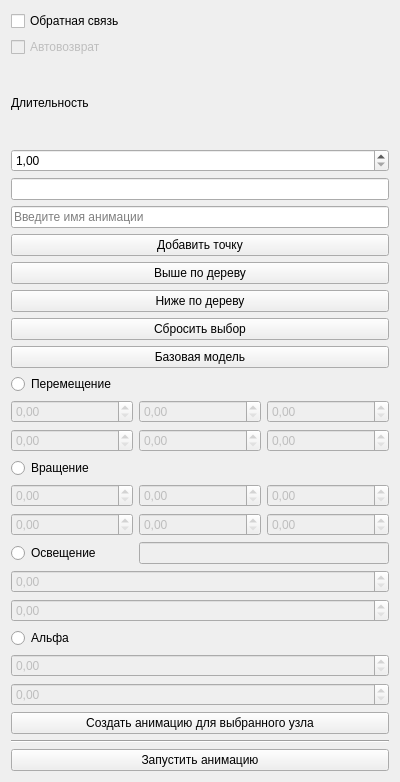
The window that RRSConv/src/IntersectionHandler.ui (asafran/RouteEditor) describes before a commit, drawn with Qt 5.
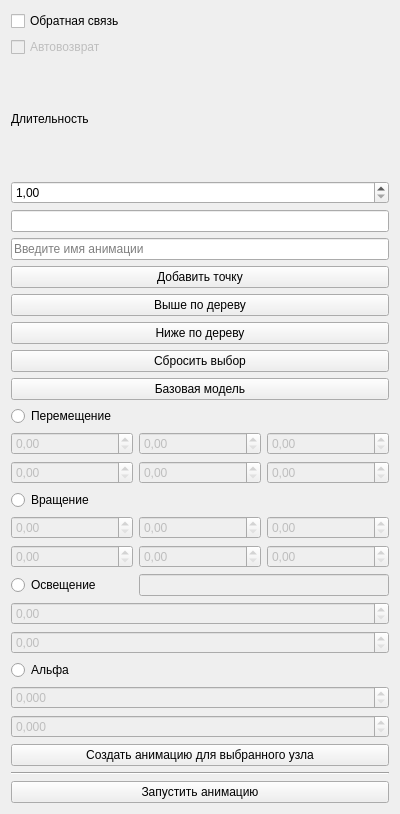
The same window after the commit.

What changed in the file:
```diff
--- a/RRSConv/src/IntersectionHandler.ui
+++ b/RRSConv/src/IntersectionHandler.ui
@@ -7,7 +7,7 @@
     <x>0</x>
     <y>0</y>
     <width>400</width>
-    <height>782</height>
+    <height>814</height>
    </rect>
   </property>
   <property name="windowTitle">
@@ -215,6 +215,15 @@
        <property name="enabled">
         <bool>false</bool>
        </property>
+       <property name="decimals">
+        <number>3</number>
+       </property>
+       <property name="maximum">
+        <double>1.000000000000000</double>
+       </property>
+       <property name="singleStep">
+        <double>0.100000000000000</double>
+       </property>
       </widget>
      </item>
      <item row="4" column="1">
@@ -236,6 +245,15 @@
        <property name="enabled">
         <bool>false</bool>
        </property>
+       <property name="decimals">
+        <number>3</number>
+       </property>
+       <property name="maximum">
+        <double>1.000000000000000</double>
+       </property>
+       <property name="singleStep">
+        <double>0.100000000000000</double>
+       </property>
       </widget>
      </item>
      <item row="8" column="0" colspan="3">
```
